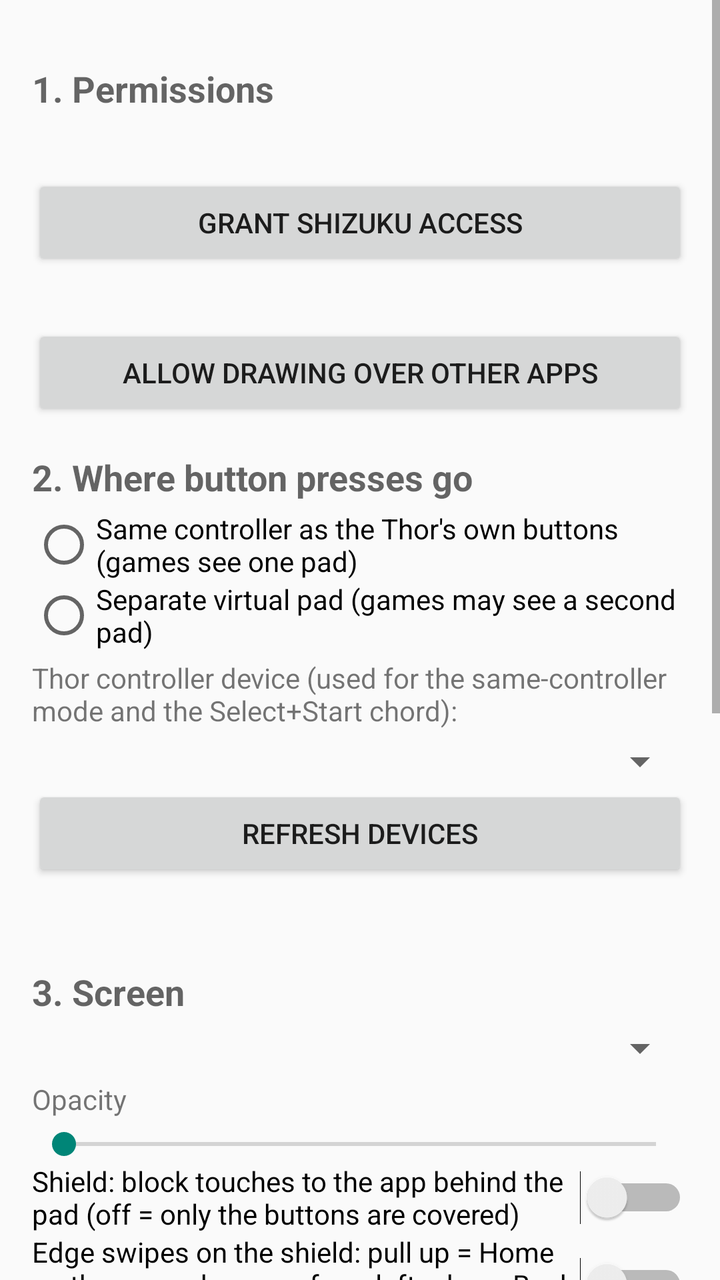
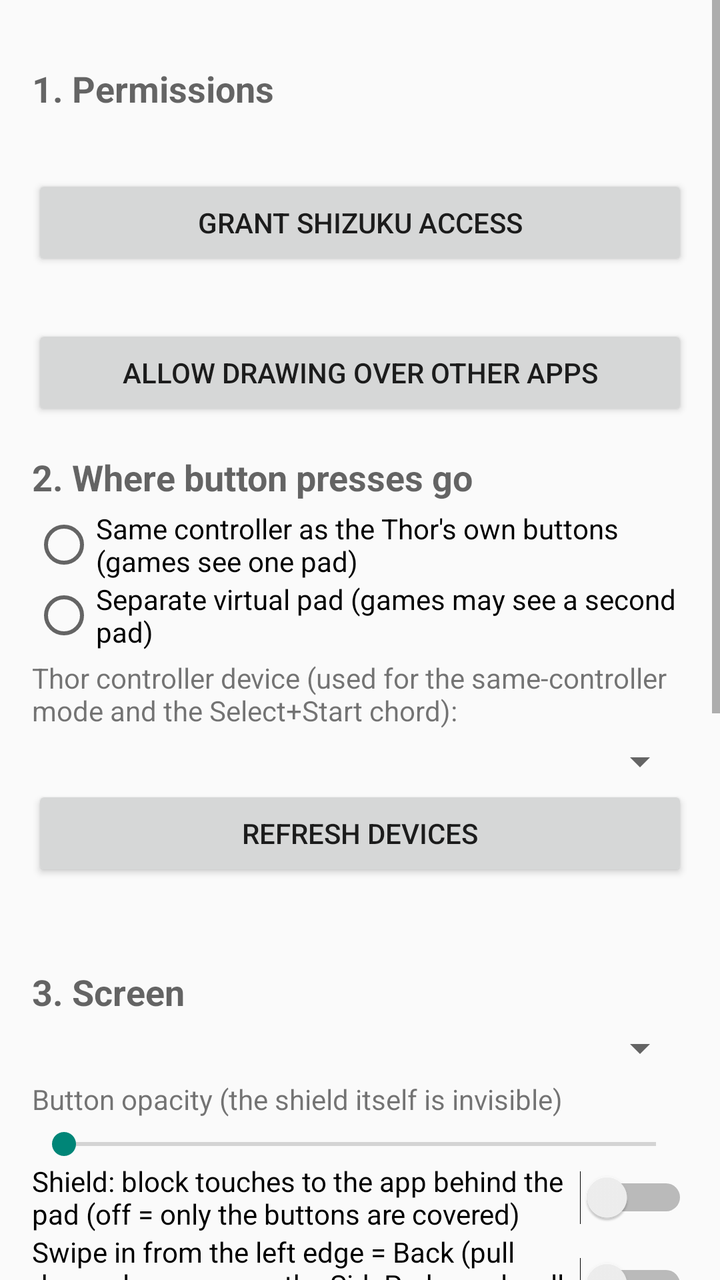

Two renders of the same Android screen: before a commit and after it. Below are the layout's source before the change and the commit's diff.
<!-- AndroidManifest.xml: application theme Theme.SidePad -->
<!-- res/layout/activity_main.xml -->
<?xml version="1.0" encoding="utf-8"?>
<ScrollView xmlns:android="http://schemas.android.com/apk/res/android"
    android:layout_width="match_parent"
    android:layout_height="match_parent">

    <LinearLayout
        android:layout_width="match_parent"
        android:layout_height="wrap_content"
        android:orientation="vertical"
        android:padding="16dp">

        <TextView style="@style/SectionHeader" android:text="1. Permissions" />
        <TextView android:id="@+id/shizukuStatus" style="@style/StatusLine" />
        <Button android:id="@+id/btnShizuku" style="@style/Row" android:text="Grant Shizuku access" />
        <TextView android:id="@+id/overlayStatus" style="@style/StatusLine" />
        <Button android:id="@+id/btnOverlay" style="@style/Row" android:text="Allow drawing over other apps" />

        <TextView style="@style/SectionHeader" android:text="2. Where button presses go" />
        <RadioGroup android:id="@+id/modeGroup" android:layout_width="match_parent" android:layout_height="wrap_content">
            <RadioButton android:id="@+id/modePhysical" android:layout_width="wrap_content" android:layout_height="wrap_content"
                android:text="Same controller as the Thor's own buttons (games see one pad)" />
            <RadioButton android:id="@+id/modeVirtual" android:layout_width="wrap_content" android:layout_height="wrap_content"
                android:text="Separate virtual pad (games may see a second pad)" />
        </RadioGroup>
        <TextView style="@style/StatusLine" android:text="Thor controller device (used for the same-controller mode and the Select+Start chord):" />
        <Spinner android:id="@+id/deviceSpinner" android:layout_width="match_parent" android:layout_height="wrap_content" />
        <Button android:id="@+id/btnRefresh" style="@style/Row" android:text="Refresh devices" />
        <TextView android:id="@+id/probeStatus" style="@style/StatusLine" />

        <TextView style="@style/SectionHeader" android:text="3. Screen" />
        <Spinner android:id="@+id/displaySpinner" android:layout_width="match_parent" android:layout_height="wrap_content" />
        <TextView style="@style/StatusLine" android:text="Opacity" />
        <SeekBar android:id="@+id/opacity" android:layout_width="match_parent" android:layout_height="wrap_content" android:max="100" />
        <Switch android:id="@+id/shieldSwitch" android:layout_width="match_parent" android:layout_height="wrap_content"
            android:text="Shield: block touches to the app behind the pad (off = only the buttons are covered)" />
        <Switch android:id="@+id/gestureSwitch" android:layout_width="match_parent" android:layout_height="wrap_content"
            android:text="Edge swipes on the shield: pull up = Home on the second screen, from left edge = Back (pull down always opens the SidePad panel)" />
        <Switch android:id="@+id/bootSwitch" android:layout_width="match_parent" android:layout_height="wrap_content"
            android:text="Start in the background at boot (the pull-down panel is then always available)" />
        <Switch android:id="@+id/chordSwitch" android:layout_width="match_parent" android:layout_height="wrap_content"
            android:text="Hold Select + Start on the Thor to show/hide the pad" />

        <TextView style="@style/SectionHeader" android:text="4. Pad" />
        <LinearLayout android:layout_width="match_parent" android:layout_height="wrap_content" android:orientation="horizontal">
            <Button android:id="@+id/btnShow" style="@style/Half" android:text="Show pad" />
            <Button android:id="@+id/btnHide" style="@style/Half" android:text="Hide pad" />
        </LinearLayout>
        <LinearLayout android:layout_width="match_parent" android:layout_height="wrap_content" android:orientation="horizontal">
            <Button android:id="@+id/btnEdit" style="@style/Half" android:text="Edit layout" />
            <Button android:id="@+id/btnStart" style="@style/Half" android:text="Run in background" />
            <Button android:id="@+id/btnStop" style="@style/Half" android:text="Stop service" />
        </LinearLayout>
        <TextView style="@style/StatusLine" android:text="On the pad's screen: pull down from the top edge to open the SidePad panel (show/hide, edit layout, shield, opacity, Thor Control Center, stop). Editing: tap a button to select, drag to move, pinch to resize, Add / Delete / − / + in the toolbar. A Quick Settings tile named Thor SidePad also toggles the pad." />

        <TextView style="@style/SectionHeader" android:text="5. Test (open a gamepad tester on the top screen first)" />
        <LinearLayout android:layout_width="match_parent" android:layout_height="wrap_content" android:orientation="horizontal">
            <Button android:id="@+id/btnTestA" style="@style/Half" android:text="Send A" />
            <Button android:id="@+id/btnTestM1" style="@style/Half" android:text="Send M1 (BUTTON_C)" />
        </LinearLayout>
    </LinearLayout>
</ScrollView>
<!-- resources referenced by this layout -->
<resources>
  <style name="Half">
          <item name="android:layout_width">0dp</item>
          <item name="android:layout_height">wrap_content</item>
          <item name="android:layout_weight">1</item>
      </style>
  <style name="Row">
          <item name="android:layout_width">match_parent</item>
          <item name="android:layout_height">wrap_content</item>
      </style>
  <style name="SectionHeader">
          <item name="android:layout_width">match_parent</item>
          <item name="android:layout_height">wrap_content</item>
          <item name="android:textAppearance">?android:attr/textAppearanceMedium</item>
          <item name="android:textStyle">bold</item>
          <item name="android:paddingTop">16dp</item>
          <item name="android:paddingBottom">4dp</item>
      </style>
  <style name="StatusLine">
          <item name="android:layout_width">match_parent</item>
          <item name="android:layout_height">wrap_content</item>
          <item name="android:paddingTop">4dp</item>
          <item name="android:paddingBottom">4dp</item>
      </style>
  <style name="Theme.SidePad" parent="Theme.AppCompat.DayNight" />
</resources>

<!-- the commit's change to res/layout/activity_main.xml (unified diff, before → after) -->
@@ -29,12 +29,12 @@
 
         <TextView style="@style/SectionHeader" android:text="3. Screen" />
         <Spinner android:id="@+id/displaySpinner" android:layout_width="match_parent" android:layout_height="wrap_content" />
-        <TextView style="@style/StatusLine" android:text="Opacity" />
+        <TextView style="@style/StatusLine" android:text="Button opacity (the shield itself is invisible)" />
         <SeekBar android:id="@+id/opacity" android:layout_width="match_parent" android:layout_height="wrap_content" android:max="100" />
         <Switch android:id="@+id/shieldSwitch" android:layout_width="match_parent" android:layout_height="wrap_content"
             android:text="Shield: block touches to the app behind the pad (off = only the buttons are covered)" />
         <Switch android:id="@+id/gestureSwitch" android:layout_width="match_parent" android:layout_height="wrap_content"
-            android:text="Edge swipes on the shield: pull up = Home on the second screen, from left edge = Back (pull down always opens the SidePad panel)" />
+            android:text="Swipe in from the left edge = Back (pull down always opens the SidePad panel, pull up always shows or hides the pad)" />
         <Switch android:id="@+id/bootSwitch" android:layout_width="match_parent" android:layout_height="wrap_content"
             android:text="Start in the background at boot (the pull-down panel is then always available)" />
         <Switch android:id="@+id/chordSwitch" android:layout_width="match_parent" android:layout_height="wrap_content"
